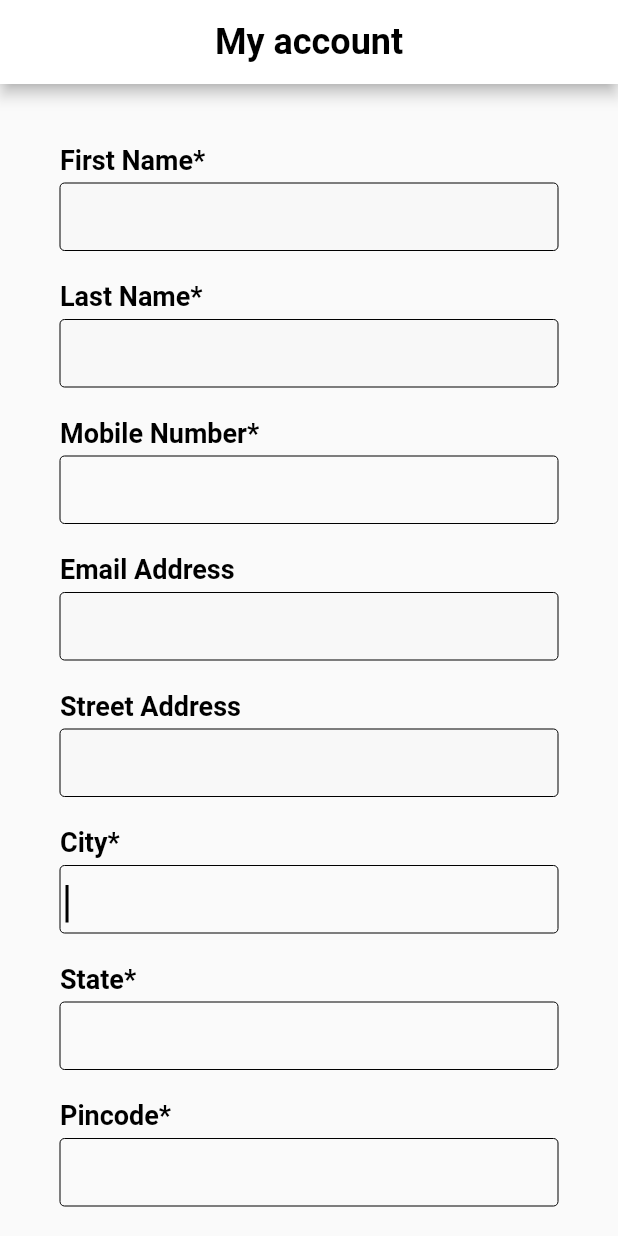
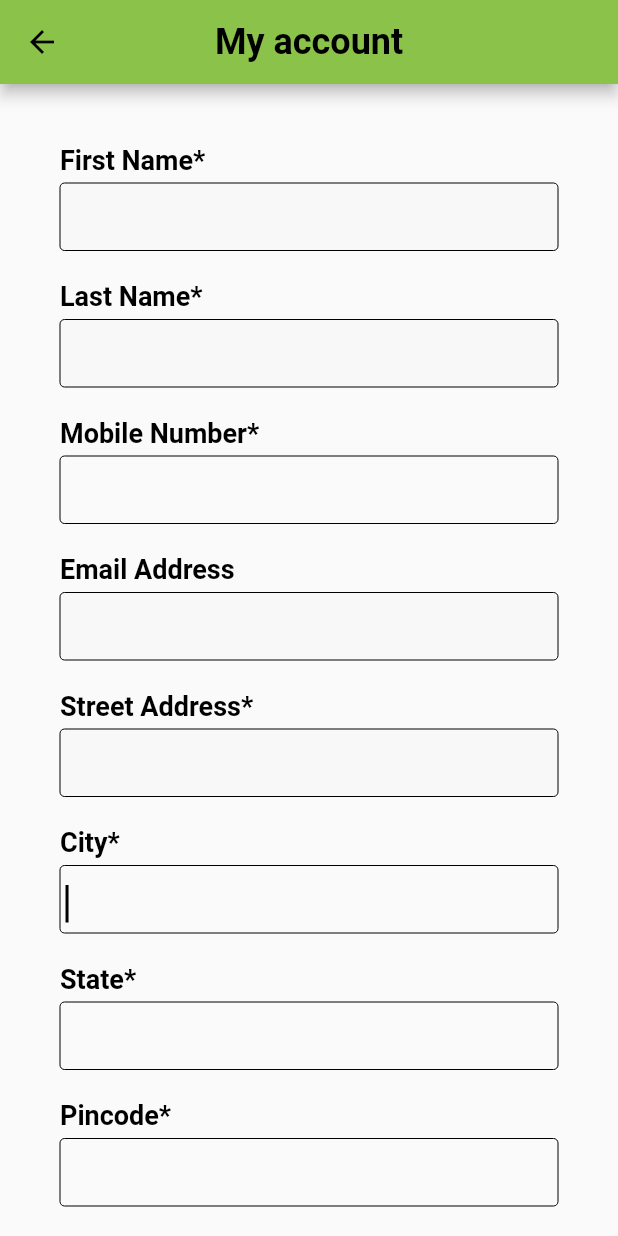
Before and after one commit to hawkersinbox/Hawkers-frontend, a Flutter app: the screen it shows after launch, after a tap on "Create one", on a phone screen of 412 x 824 dp. Run offline on Flutter 3.47's test engine with Material 2 defaults, Android fonts, the phone set to English and light mode, and no system bars; our stand-ins replace flutter_spinkit, fluttertoast, image_picker, jiffy, page_transition, pinput and 2 more; accounts and stored records are empty; network calls fail.

Commit message:
login register

```diff
--- a/lib/Screens/loginScreen.dart
+++ b/lib/Screens/loginScreen.dart
@@ -4,6 +4,7 @@
 import 'package:hawkers/Provider/MobileNumber.dart';
 import 'package:hawkers/Screens/registrationScreen.dart';
 import 'package:hawkers/Utility/SizeConfig.dart';
+import 'package:hawkers/Widgets/custumButton.dart';
 import 'package:provider/provider.dart';
 import 'package:hawkers/Screens/otpScreen.dart';
 import 'package:hawkers/Services/api.dart';
@@ -50,9 +51,8 @@
           _scaffoldKey.currentState.showSnackBar(snackBar);
         }
       } catch (e) {
-            final snackBar =
-              SnackBar(content: Text('Network error'));
-          _scaffoldKey.currentState.showSnackBar(snackBar);
+        final snackBar = SnackBar(content: Text('Network error'));
+        _scaffoldKey.currentState.showSnackBar(snackBar);
         print(e);
       }
       setState(() {
@@ -71,7 +71,6 @@
       resizeToAvoidBottomPadding: false,
       backgroundColor: Colors.white,
       appBar: AppBar(
-        backgroundColor: Colors.white,
         //elevation: 0,
         title: Text(
           'My Account',
@@ -114,9 +113,9 @@
                         textAlign: TextAlign.start,
                         cursorColor: Colors.black,
                         style: TextStyle(color: Colors.black, fontSize: 21),
-                        //     color:Colors.grey,
-
                         decoration: InputDecoration(
+                          contentPadding: EdgeInsets.only(top: 1),
+                          prefixText: '+91 ',
                           counterText: '',
                           border: InputBorder.none,
                           floatingLabelBehavior: FloatingLabelBehavior.never,
@@ -165,32 +164,13 @@
                 height: 30,
               ),
               Center(
-                child: Container(
-                  child: SizedBox(
-                    height: 45,
-                    width: MediaQuery.of(context).size.width,
-                    child: RaisedButton(
-                      onPressed: () {
-                        FocusScope.of(context).requestFocus(FocusNode());
-                        _login();
-                      },
-                      shape: RoundedRectangleBorder(
-                          borderRadius: BorderRadius.circular((3))),
-                      color: Colors.lightGreen,
-                      child: _isLoading
-                          ? SpinKitCircle(
-                              color: Colors.white,
-                              size: 25,
-                            )
-                          : Text(
-                              'Request Otp',
-                              style: TextStyle(
-                                  fontSize: 21,
-                                  fontWeight: FontWeight.w600,
-                                  color: Colors.white),
-                            ),
-                    ),
-                  ),
+                child: CustumButton(
+                  isLoading: _isLoading,
+                  onTap: () {
+                    FocusScope.of(context).requestFocus(FocusNode());
+                    _login();
+                  },
+                  title: 'Request OTP',
                 ),
               ),
               SizedBox(
@@ -205,10 +185,9 @@
                   mainAxisAlignment: MainAxisAlignment.center,
                   children: [
                     Text(
-                      "Don't have an account?",
+                      "Don't have an account? ",
                       style: TextStyle(
-                        fontSize: 18,
-                        color: Colors.lightGreen,
+                        fontSize: 17,
                         fontWeight: FontWeight.w500,
                       ),
                     ),
@@ -223,9 +202,9 @@
                       child: Text(
                         'Create one',
                         style: TextStyle(
-                          fontSize: 18,
+                          fontSize: 17,
                           decoration: TextDecoration.underline,
-                          color: Colors.lightGreen,
+                          color: Colors.blue,
                           fontWeight: FontWeight.w500,
                         ),
                       ),
--- a/lib/Screens/registrationScreen.dart
+++ b/lib/Screens/registrationScreen.dart
@@ -1,15 +1,14 @@
+import 'dart:convert';
+
 import 'package:flutter/material.dart';
 import 'package:flutter_spinkit/flutter_spinkit.dart';
-import 'package:hawkers/SQLite/Database.dart';
 import 'package:hawkers/SQLite/User.dart';
-import 'package:hawkers/Screens/loginScreen.dart';
 import 'package:hawkers/Screens/otpScreen.dart';
 import 'package:hawkers/Services/api.dart';
-import 'package:provider/provider.dart';
-import 'package:page_transition/page_transition.dart';
-import 'package:hawkers/Utility/global.dart';
-import 'dart:convert';
-import 'package:hawkers/Provider/user.dart';
+import 'package:hawkers/Utility/colors.dart';
+import 'package:hawkers/Utility/constant.dart';
+import 'package:hawkers/Utility/show_toast.dart';
+import 'package:hawkers/Widgets/custumButton.dart';
 
 class Registration extends StatefulWidget {
   static const routeName = '/Registration';
@@ -107,23 +106,6 @@
         print("Error: ${e.toString()}");
       }
       if (responseData["success"]) {
-
-        try {
-          AppUser item = AppUser(
-              firstName: _firstnameController.text,
-              lastName: _lastnameController.text,
-              emailID: _emailController.text,
-              mobileNumber: _mobileController.text,
-              userCity: _cityController.text,
-              userState: _stateController.text,
-              userStreetOne: _streetaddressController.text,
-              userPinCode: _pincodeController.text
-          );
-          // await DB.insert(AppUser.table, item);
-        }catch (e) {
-          print("Error: ${e.toString()}");
-        }
-
         _mobileController.clear();
         _firstnameController.clear();
         _lastnameController.clear();
@@ -132,26 +114,29 @@
         _stateController.clear();
         _streetaddressController.clear();
         _pincodeController.clear();
-        print("Mobile Number: ${_mobile}");
-        print("Mobile Number Controller: ${_mobileController.text}");
-
         Navigator.push(
           context,
           MaterialPageRoute(
               builder: (context) => Otp(
-                    mobile:_mobile,
+                    isSignUp: true,
+                    mobile: _mobile,
+                    email: _email,
+                    firstname: _firstname,
+                    lastname: _lastname,
+                    city: _city,
+                    state: _state,
+                    streetaddress: _streetaddress,
+                    pincode: _pincode,
                   )),
         );
       } else {
-        final snackBar = SnackBar(content: Text('${responseData["message"]}'));
-        _scaffoldKey.currentState.showSnackBar(snackBar);
+        showToast(responseData["message"] ?? '');
       }
       setState(() {
         _isLoading = false;
       });
     } else {
-      final snackBar = SnackBar(content: Text('Invalid Input'));
-      _scaffoldKey.currentState.showSnackBar(snackBar);
+      showToast(errorInvalidInput);
     }
   }
 
@@ -160,7 +145,6 @@
     return Scaffold(
       key: _scaffoldKey,
       appBar: AppBar(
-        backgroundColor: Colors.white,
         title: Text(
           'My account',
           style: TextStyle(
@@ -180,7 +164,8 @@
               ),
               Field('Last Name*', _lastnameController),
               SizedBox(height: 20),
-              NumField('Mobile Number*', _mobileController),
+              NumField('Mobile Number*', _mobileController,
+                  maxcount: 10, prefix: '+91 '),
               SizedBox(
                 height: 20,
               ),
@@ -188,7 +173,7 @@
               SizedBox(
                 height: 20,
               ),
-              Field('Street Address', _streetaddressController),
+              Field('Street Address*', _streetaddressController),
               SizedBox(
                 height: 20,
               ),
@@ -200,7 +185,11 @@
               SizedBox(
                 height: 20,
               ),
-              NumField('Pincode*', _pincodeController),
+              NumField(
+                'Pincode*',
+                _pincodeController,
+                maxcount: 10,
+              ),
               SizedBox(
                 height: 70,
               ),
@@ -223,32 +212,13 @@
               SizedBox(
                 height: 30,
               ),
-              Container(
-                child: SizedBox(
-                  height: 45,
-                  // width:ScreenUtil().setWidth(700),
-                  child: RaisedButton(
-                    onPressed: () {
-                      FocusScope.of(context).requestFocus(FocusNode());
-                      _registerUser();
-                    },
-                    shape: RoundedRectangleBorder(
-                        borderRadius: BorderRadius.circular((5))),
-                    color: Colors.lightGreen,
-                    child: _isLoading
-                        ? SpinKitCircle(
-                            color: Colors.white,
-                            size: 25,
-                          )
-                        : Text(
-                            'Create Account',
-                            style: TextStyle(
-                                fontSize: 21,
-                                fontWeight: FontWeight.bold,
-                                color: Colors.white),
-                          ),
-                  ),
-                ),
+              CustumButton(
+                isLoading: _isLoading,
+                onTap: () {
+                  FocusScope.of(context).requestFocus(FocusNode());
+                  _registerUser();
+                },
+                title: 'Create Account',
               ),
               SizedBox(
                 height: 20,
@@ -305,7 +275,7 @@
           Container(
             height: 45,
             decoration: BoxDecoration(
-                  color: Color(0xfff8f8f8),
+                color: hawkersLightGrey,
                 border: Border.all(color: Colors.black, width: 0),
                 borderRadius: BorderRadius.circular(3)),
             child: Padding(
@@ -316,9 +286,6 @@
                 textAlign: TextAlign.start,
                 cursorColor: Colors.black,
                 style: TextStyle(color: Colors.black, fontSize: 21),
-
-                //     color:Colors.grey,
-
                 decoration: InputDecoration(
                   border: InputBorder.none,
                   floatingLabelBehavior: FloatingLabelBehavior.never,
@@ -381,8 +348,10 @@
 
   Widget NumField(
     String name,
-    TextEditingController controller,
-  ) {
+    TextEditingController controller, {
+    prefix,
+    @required maxcount,
+  }) {
     return Container(
         child: Column(
       children: [
@@ -408,12 +377,14 @@
               child: TextField(
                 keyboardType: TextInputType.number,
                 controller: controller,
+                maxLength: maxcount,
                 textAlign: TextAlign.start,
                 cursorColor: Colors.black,
                 style: TextStyle(color: Colors.black, fontSize: 21),
-                //     color:Colors.grey,
-
                 decoration: InputDecoration(
+                  counterText: '',
+                  prefix: Text(prefix ?? ''),
+                  contentPadding: EdgeInsets.only(top: 1),
                   border: InputBorder.none,
                   floatingLabelBehavior: FloatingLabelBehavior.never,
                 ),
--- a/lib/Utility/constant.dart
+++ b/lib/Utility/constant.dart
@@ -1 +1,2 @@
 const errorMessage = 'something went wrong';
+const errorInvalidInput ='Invalid Input';
--- /dev/null
+++ b/lib/Widgets/custumButton.dart
@@ -0,0 +1,36 @@
+import 'package:flutter/material.dart';
+import 'package:flutter_spinkit/flutter_spinkit.dart';
+
+class CustumButton extends StatelessWidget {
+  final Function onTap;
+  final bool isLoading;
+  final title;
+
+  const CustumButton(
+      {Key key, this.onTap, @required this.isLoading, this.title})
+      : super(key: key);
+  @override
+  Widget build(BuildContext context) {
+    return SizedBox(
+      height: 45,
+      width: MediaQuery.of(context).size.width,
+      child: RaisedButton(
+        onPressed: onTap,
+        shape: RoundedRectangleBorder(borderRadius: BorderRadius.circular((3))),
+        color: Colors.lightGreen,
+        child: isLoading
+            ? SpinKitCircle(
+                color: Colors.white,
+                size: 25,
+              )
+            : Text(
+                title ?? '',
+                style: TextStyle(
+                    fontSize: 21,
+                    fontWeight: FontWeight.w600,
+                    color: Colors.white),
+              ),
+      ),
+    );
+  }
+}
--- a/lib/main.dart
+++ b/lib/main.dart
@@ -59,7 +59,7 @@
       child: MaterialApp(
         title: 'Hawkers',
         theme: ThemeData(
-          primarySwatch: Colors.green,
+          primarySwatch: Colors.lightGreen,
           visualDensity: VisualDensity.adaptivePlatformDensity,
         ),
         home: SplashScreen(),
```
Also changed, not shown: lib/Screens/otpScreen.dart (+58 -21 lines).
